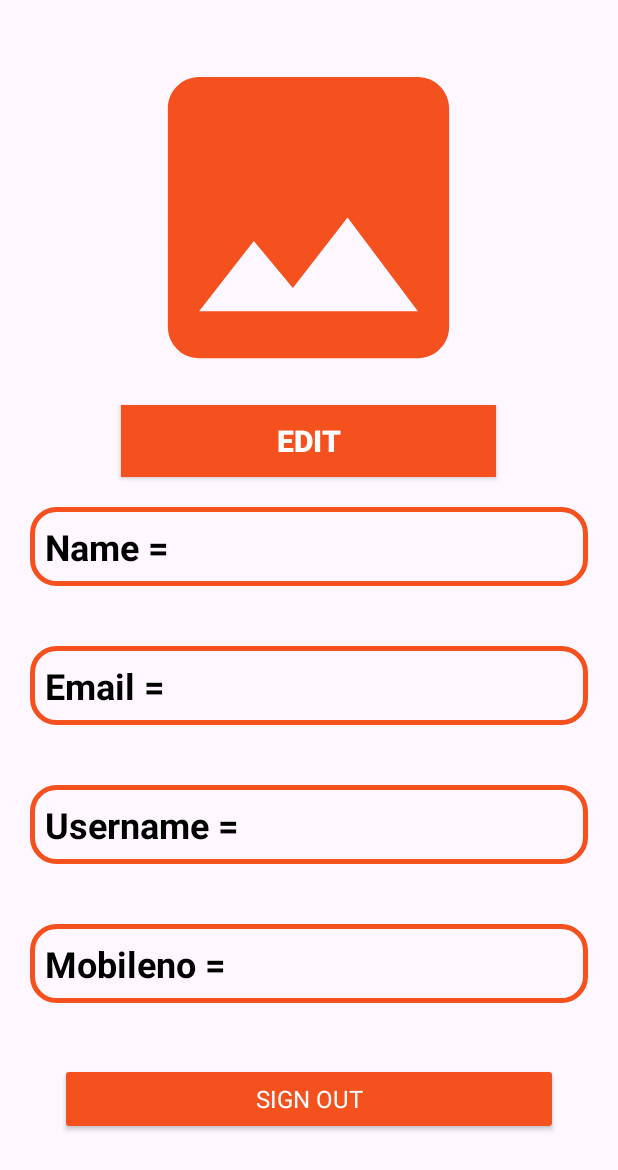
After one commit to vrushabh-hirap/MountreachIndustrailTrainingApp, an Android app: the MyProfileActivity screen opened directly, with no data from a screen before it, on a phone screen of 412 x 824 dp. The commit adds this screen. Shown: the top 1170 px of the screen. Run offline under Robolectric (Android 15) with nearby library versions, the phone set to English and light mode, and no system bars; libraries missing offline, so code that uses them is left out: com.loopj.android, cz.msebera.android; 4 statements that could not run were skipped.

Commit message:
Worked on my profile section of application

```diff
--- a/app/src/main/AndroidManifest.xml
+++ b/app/src/main/AndroidManifest.xml
@@ -23,6 +23,9 @@
         android:theme="@style/Theme.MountreachIndustrailTrainingApp"
         tools:targetApi="31">
         <activity
+            android:name=".MyProfileActivity"
+            android:exported="false" />
+        <activity
             android:name=".SetUpNewPasswordActivity"
             android:exported="false" />
         <activity
@@ -37,7 +40,7 @@
         <activity
             android:name=".HomeActivity"
             android:exported="false"
-            android:theme="@style/show_action_bar"/>
+            android:theme="@style/show_action_bar" />
         <activity
             android:name=".RegistrationActivity"
             android:exported="false" />
--- a/app/src/main/java/com/vrushabhhirap/mountreachindustrailtrainingapp/Common/Urls.java
+++ b/app/src/main/java/com/vrushabhhirap/mountreachindustrailtrainingapp/Common/Urls.java
@@ -6,5 +6,6 @@ public class Urls {
     public static String loginUserURL = webServiceAddress + "userLogin.php";
     public static String registerUserURL = webServiceAddress + "userRegisterDetails.php";
     public static String forgetPasswordUserURL = webServiceAddress + "forgetPassword.php";
+    public static String myDetailsURL = webServiceAddress +"myDetalis.php";
 
 }
--- /dev/null
+++ b/app/src/main/java/com/vrushabhhirap/mountreachindustrailtrainingapp/MyProfileActivity.java
@@ -0,0 +1,195 @@
+package com.vrushabhhirap.mountreachindustrailtrainingapp;
+
+import android.app.ProgressDialog;
+import android.content.Intent;
+import android.content.SharedPreferences;
+import android.os.Bundle;
+import android.preference.PreferenceManager;
+import android.view.View;
+import android.widget.ImageView;
+import android.widget.TextView;
+import android.widget.Toast;
+
+import androidx.activity.EdgeToEdge;
+import androidx.annotation.NonNull;
+import androidx.appcompat.app.AppCompatActivity;
+import androidx.appcompat.widget.AppCompatButton;
+import androidx.core.graphics.Insets;
+import androidx.core.view.ViewCompat;
+import androidx.core.view.WindowInsetsCompat;
+
+import com.google.android.gms.auth.api.signin.GoogleSignIn;
+import com.google.android.gms.auth.api.signin.GoogleSignInAccount;
+import com.google.android.gms.auth.api.signin.GoogleSignInClient;
+import com.google.android.gms.auth.api.signin.GoogleSignInOptions;
+import com.google.android.gms.tasks.OnCompleteListener;
+import com.google.android.gms.tasks.Task;
+import com.loopj.android.http.AsyncHttpClient;
+import com.loopj.android.http.JsonHttpResponseHandler;
+import com.loopj.android.http.RequestParams;
+import com.loopj.android.http.ResponseHandlerInterface;
+import com.vrushabhhirap.mountreachindustrailtrainingapp.Common.Urls;
+
+import org.json.JSONArray;
+import org.json.JSONException;
+import org.json.JSONObject;
+
+import cz.msebera.android.httpclient.Header;
+
+public class MyProfileActivity extends AppCompatActivity {
+
+    AppCompatButton btnSignOut, btnEditPhoto;
+    GoogleSignInOptions googleSignInOptions;
+    GoogleSignInClient googleSignInClient;
+    String strUsername, password;
+
+    ProgressDialog progressDialog;
+
+    TextView tvMyProfileName, tvMyProfileEmail, tvMyProfileUsername, tvMyProfileMobileNo;
+    ImageView ivMyProfilePhoto;
+
+    SharedPreferences preferences;
+    SharedPreferences.Editor editor;
+
+
+    @Override
+    protected void onCreate(Bundle savedInstanceState) {
+        super.onCreate(savedInstanceState);
+        setContentView(R.layout.activity_my_profile);
+        preferences = PreferenceManager.getDefaultSharedPreferences(MyProfileActivity.this);
+        editor = preferences.edit();
+        btnSignOut = findViewById(R.id.btnSignOut);
+
+        strUsername = preferences.getString("username",null);
+        tvMyProfileName = findViewById(R.id.tv_my_profile_my_name);
+        tvMyProfileEmail = findViewById(R.id.tv_my_profile_my_email);
+        tvMyProfileUsername = findViewById(R.id.tv_my_profile_my_username);
+        Toast.makeText(this, "in the profile lalalalalallalall", Toast.LENGTH_SHORT).show();
+        tvMyProfileMobileNo = findViewById(R.id.tv_my_profile_my_mobile_no);
+        btnEditPhoto = findViewById(R.id.acbtn_my_profile_edit);
+
+        boolean a = preferences.getBoolean("isGoogleSignedIn",false);
+        if (a){
+            googleSignInOptions = new GoogleSignInOptions.Builder(GoogleSignInOptions.DEFAULT_SIGN_IN).requestEmail().build();
+            googleSignInClient = GoogleSignIn.getClient(MyProfileActivity.this,googleSignInOptions);
+            GoogleSignInAccount googleSignInAccount = GoogleSignIn.getLastSignedInAccount(this);
+
+            if (googleSignInAccount!= null){
+                btnSignOut.setOnClickListener(new View.OnClickListener() {
+                    @Override
+                    public void onClick(View v) {
+
+                        googleSignInClient.signOut().addOnCompleteListener(new OnCompleteListener<Void>() {
+                            @Override
+                            public void onComplete(@NonNull Task<Void> task) {
+                                Intent intent = new Intent(MyProfileActivity.this,LoginActivity.class);
+                                startActivity(intent);
+                                editor.putString("username",null);
+                                editor.putString("password",null);
+
+
+                                tvMyProfileName.setText(null);
+                                tvMyProfileEmail.setText(null);
+                                tvMyProfileMobileNo.setText(null);
+                                tvMyProfileUsername.setText(null);
+
+                                finish();
+                            }
+                        });
+
+                    }
+                });
+            }
+
+
+        } else if (a == false) {
+
+            btnSignOut.setOnClickListener(new View.OnClickListener() {
+                @Override
+                public void onClick(View v) {
+                    Intent intent = new Intent(MyProfileActivity.this,LoginActivity.class);
+                    startActivity(intent);
+                    editor.putString("username",null);
+                    editor.putString("password",null);
+
+                    tvMyProfileName.setText(null);
+                    tvMyProfileEmail.setText(null);
+                    tvMyProfileMobileNo.setText(null);
+                    tvMyProfileUsername.setText(null);
+                    finish();
+                }
+            });
+
+        }
+
+
+    }
+
+    @Override
+    protected void onStart() {
+
+        Toast.makeText(this, "in onstart", Toast.LENGTH_SHORT).show();
+        super.onStart();
+        System.out.println("hello");
+        progressDialog = new ProgressDialog(MyProfileActivity.this);
+        progressDialog.setTitle("My Profile");
+        progressDialog.setMessage("Please Wait ! Data Fetching");
+        progressDialog.setCanceledOnTouchOutside(true);
+        progressDialog.show();
+        getMyDetails();
+    }
+
+    private void getMyDetails() {
+        Toast.makeText(this, "in getMyDetails", Toast.LENGTH_SHORT).show();
+        AsyncHttpClient client = new AsyncHttpClient();
+        RequestParams params = new RequestParams();
+
+        params.put("username",strUsername);
+
+        client.post(Urls.myDetailsURL,params,new JsonHttpResponseHandler(){
+            @Override
+            public void onSuccess(int statusCode, Header[] headers, JSONObject response) {
+                super.onSuccess(statusCode, headers, response);
+
+                try {
+                    JSONArray jsonArray = response.getJSONArray("getMyDetails");
+
+                    Toast.makeText(MyProfileActivity.this, "get my details success", Toast.LENGTH_SHORT).show();
+                    for(int i =0; i < jsonArray.length() ; i++){
+
+                        JSONObject jsonObject = jsonArray.getJSONObject(i);
+                        String id = jsonObject.getString("id");
+                        String name = jsonObject.getString("name");
+                        String email = jsonObject.getString("emailed");
+                        String mobileNo = jsonObject.getString("mobileno");
+                        String username = jsonObject.getString("username");
+                        String password = jsonObject.getString("password");
+
+
+                        tvMyProfileName.setText(name);
+                        tvMyProfileEmail.setText(email);
+                        tvMyProfileMobileNo.setText(mobileNo);
+                        tvMyProfileUsername.setText(username);
+
+                        progressDialog.dismiss();
+
+
+                    }
+
+                } catch (JSONException e) {
+                    throw new RuntimeException(e);
+                }
+
+            }
+
+            @Override
+            public void onFailure(int statusCode, Header[] headers, Throwable throwable, JSONObject errorResponse) {
+                super.onFailure(statusCode, headers, throwable, errorResponse);
+
+                Toast.makeText(MyProfileActivity.this, "get my detaisl on fail", Toast.LENGTH_SHORT).show();
+                progressDialog.dismiss();
+                Toast.makeText(MyProfileActivity.this, "Something went wrong!", Toast.LENGTH_SHORT).show();
+            }
+        });
+    }
+}
--- a/app/src/main/res/drawable/baseline_category_24.xml
+++ b/app/src/main/res/drawable/baseline_category_24.xml
@@ -1,4 +1,4 @@
-<vector xmlns:android="http://schemas.android.com/apk/res/android" android:height="24dp" android:tint="#C84141" android:viewportHeight="24" android:viewportWidth="24" android:width="24dp">
+<vector xmlns:android="http://schemas.android.com/apk/res/android" android:height="24dp" android:tint="@color/orange" android:viewportHeight="24" android:viewportWidth="24" android:width="24dp">
 
     <path android:fillColor="@android:color/white" android:pathData="M12,2l-5.5,9h11z"/>
 
--- a/app/src/main/res/drawable/baseline_food_bank_24.xml
+++ b/app/src/main/res/drawable/baseline_food_bank_24.xml
@@ -1,4 +1,4 @@
-<vector xmlns:android="http://schemas.android.com/apk/res/android" android:height="24dp" android:tint="#C84141" android:viewportHeight="24" android:viewportWidth="24" android:width="24dp">
+<vector xmlns:android="http://schemas.android.com/apk/res/android" android:height="24dp" android:tint="@color/orange" android:viewportHeight="24" android:viewportWidth="24" android:width="24dp">
 
     <path android:fillColor="@android:color/white" android:pathData="M12,3L4,9v12h16V9L12,3zM12.5,12.5c0,0.83 -0.67,1.5 -1.5,1.5v4h-1v-4c-0.83,0 -1.5,-0.67 -1.5,-1.5v-3h1v3H10v-3h1v3h0.5v-3h1V12.5zM15,18h-1v-3.5h-1v-3c0,-1.1 0.9,-2 2,-2V18z"/>
 
--- a/app/src/main/res/drawable/btn_shape_background.xml
+++ b/app/src/main/res/drawable/btn_shape_background.xml
@@ -10,9 +10,8 @@
 
     </corners>
     <gradient
-        android:startColor="#FF5757"
-        android:centerColor="#FFFFBD"
-        android:endColor="#FF5757">
+        android:startColor="@color/orange"
+        android:endColor="@color/orange">
 
     </gradient>
 </shape>
--- a/app/src/main/res/drawable/icon_home.xml
+++ b/app/src/main/res/drawable/icon_home.xml
@@ -1,4 +1,4 @@
-<vector xmlns:android="http://schemas.android.com/apk/res/android" android:height="24dp" android:tint="#C84141" android:viewportHeight="24" android:viewportWidth="24" android:width="24dp">
+<vector xmlns:android="http://schemas.android.com/apk/res/android" android:height="24dp" android:tint="@color/orange" android:viewportHeight="24" android:viewportWidth="24" android:width="24dp">
 
     <path android:fillColor="#C84141" android:pathData="M10,20v-6h4v6h5v-8h3L12,3 2,12h3v8z"/>
 
--- /dev/null
+++ b/app/src/main/res/drawable/icon_insert_image.xml
@@ -0,0 +1,5 @@
+<vector xmlns:android="http://schemas.android.com/apk/res/android" android:height="24dp" android:tint="@color/orange" android:viewportHeight="24" android:viewportWidth="24" android:width="24dp">
+
+    <path android:fillColor="@android:color/white" android:pathData="M21,19V5c0,-1.1 -0.9,-2 -2,-2H5c-1.1,0 -2,0.9 -2,2v14c0,1.1 0.9,2 2,2h14c1.1,0 2,-0.9 2,-2zM8.5,13.5l2.5,3.01L14.5,12l4.5,6H5l3.5,-4.5z"/>
+
+</vector>
--- /dev/null
+++ b/app/src/main/res/drawable/without_bg_shape.xml
@@ -0,0 +1,14 @@
+<?xml version="1.0" encoding="utf-8"?>
+<shape xmlns:android="http://schemas.android.com/apk/res/android">
+
+    <stroke
+        android:width="3dp"
+        android:color="@color/orange">
+
+    </stroke>
+
+    <corners
+        android:radius="16sp">
+
+    </corners>
+</shape>
--- /dev/null
+++ b/app/src/main/res/layout/activity_my_profile.xml
@@ -0,0 +1,127 @@
+<?xml version="1.0" encoding="utf-8"?>
+<ScrollView xmlns:android="http://schemas.android.com/apk/res/android"
+    xmlns:app="http://schemas.android.com/apk/res-auto"
+    xmlns:tools="http://schemas.android.com/tools"
+    android:id="@+id/main"
+    android:layout_width="match_parent"
+    android:layout_height="match_parent"
+    tools:context=".MyProfileActivity">
+
+    <androidx.constraintlayout.widget.ConstraintLayout
+        android:layout_width="match_parent"
+        android:layout_height="match_parent">
+
+        <LinearLayout
+            android:layout_width="match_parent"
+            android:layout_height="match_parent"
+            android:orientation="vertical"
+            android:layout_marginTop="20dp"
+            app:layout_constraintTop_toTopOf="parent"
+            app:layout_constraintLeft_toLeftOf="parent"
+            app:layout_constraintRight_toRightOf="parent">
+
+
+            <ImageView
+                android:layout_width="250dp"
+                android:layout_height="250dp"
+                android:id="@+id/iv_my_profile_profile_photo"
+                android:src="@drawable/icon_insert_image"
+                android:layout_gravity="center">
+
+            </ImageView>
+            <androidx.appcompat.widget.AppCompatButton
+                android:id="@+id/acbtn_my_profile_edit"
+                android:layout_width="250dp"
+                android:layout_height="wrap_content"
+                android:background="@color/orange"
+                android:layout_gravity="center"
+                android:text="Edit"
+                android:textSize="20sp"
+                android:textStyle="bold"
+                android:textColor="@color/white">
+
+            </androidx.appcompat.widget.AppCompatButton>
+            <TextView
+                android:id="@+id/tv_my_profile_my_name"
+                android:layout_width="match_parent"
+                android:layout_height="match_parent"
+                android:text="Name = "
+                android:textSize="24sp"
+                android:layout_margin="20dp"
+                android:textStyle="bold"
+                android:textColor="@color/black"
+                android:padding="10dp"
+                android:background="@drawable/without_bg_shape">
+
+            </TextView>
+
+            <TextView
+                android:id="@+id/tv_my_profile_my_email"
+                android:layout_width="match_parent"
+                android:layout_height="match_parent"
+                android:text="Email = "
+                android:layout_margin="20dp"
+                android:textSize="24sp"
+                android:textStyle="bold"
+                android:textColor="@color/black"
+                android:background="@drawable/without_bg_shape"
+                android:padding="10dp">
+
+            </TextView>
+
+            <TextView
+                android:id="@+id/tv_my_profile_my_username"
+                android:layout_width="match_parent"
+                android:layout_height="match_parent"
+                android:text="Username = "
+                android:layout_margin="20dp"
+                android:textSize="24sp"
+                android:textStyle="bold"
+                android:textColor="@color/black"
+                android:background="@drawable/without_bg_shape"
+                android:padding="10dp">
+
+            </TextView>
+
+            <TextView
+                android:id="@+id/tv_my_profile_my_mobile_no"
+                android:layout_width="match_parent"
+                android:layout_height="match_parent"
+                android:text="Mobileno = "
+                android:layout_margin="20dp"
+                android:textSize="24sp"
+                android:textStyle="bold"
+                android:textColor="@color/black"
+                android:background="@drawable/without_bg_shape"
+                android:padding="10dp">
+
+            </TextView>
+
+            <androidx.appcompat.widget.AppCompatButton
+                android:id="@+id/btnSignOut"
+                android:layout_width="match_parent"
+                android:layout_height="wrap_content"
+                android:layout_marginTop="20dp"
+                android:text="Sign Out"
+                android:backgroundTint="@color/orange"
+                android:textSize="16sp"
+                android:layout_marginLeft="40dp"
+                android:layout_marginRight="40dp"
+                android:layout_marginBottom="20dp"
+                android:fontFamily=""
+                android:textColor="@color/white"
+
+                >
+
+
+            </androidx.appcompat.widget.AppCompatButton>
+
+        </LinearLayout>
+
+
+
+
+    </androidx.constraintlayout.widget.ConstraintLayout>
+
+
+</ScrollView>
--- a/app/src/main/res/values/colors.xml
+++ b/app/src/main/res/values/colors.xml
@@ -2,7 +2,10 @@
 <resources>
     <color name="black">#FF000000</color>
     <color name="white">#FFFFFFFF</color>
-    <color name="orange">#A12020</color>
+    <color name="orange">#F4511E</color>
     <color name="yellow">#FFFFFC</color>
     <color name="blue">#1E88E5</color>
+
+
+
 </resources>
```
Also changed, not shown: app/src/main/java/com/vrushabhhirap/mountreachindustrailtrainingapp/HomeActivity.java (+42 -14 lines), app/src/main/java/com/vrushabhhirap/mountreachindustrailtrainingapp/LoginActivity.java (+11 -0 lines), app/src/main/java/com/vrushabhhirap/mountreachindustrailtrainingapp/RegistrationActivity.java (+8 -0 lines), app/src/main/java/com/vrushabhhirap/mountreachindustrailtrainingapp/SplashActivity.java (+20 -3 lines), app/src/main/java/com/vrushabhhirap/mountreachindustrailtrainingapp/VerifyOtpActivity.java (+10 -0 lines), app/src/main/res/layout/activity_home.xml (+0 -52 lines), app/src/main/res/menu/home_menu.xml (added, +26 -0 lines).
